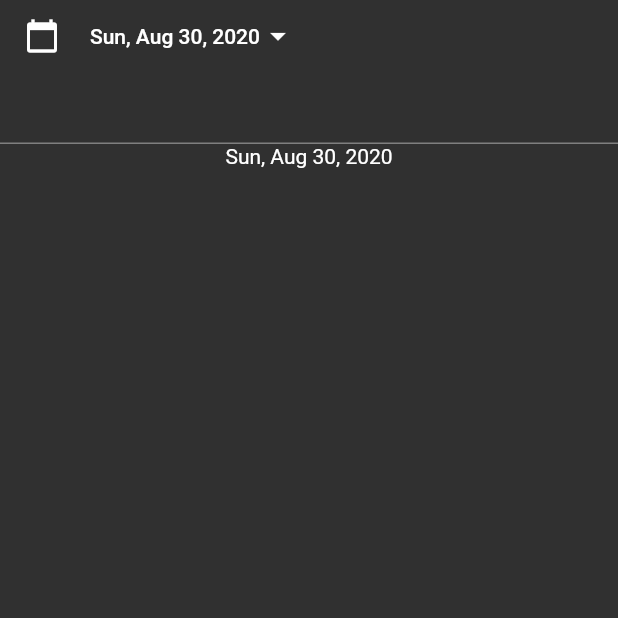
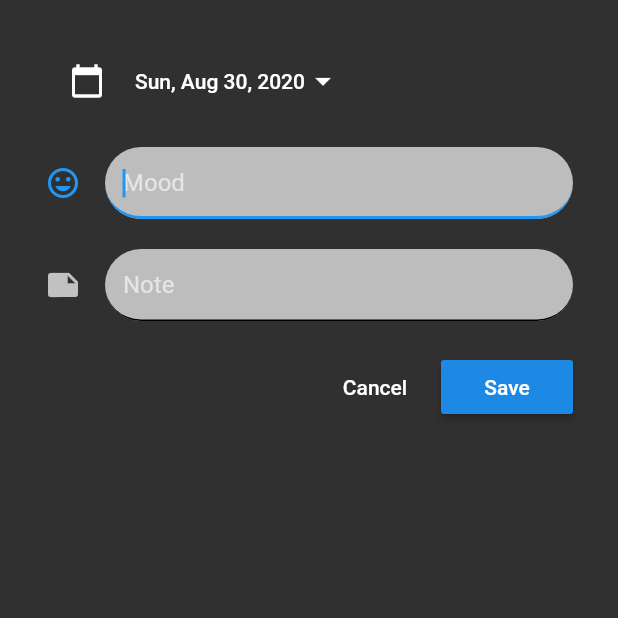
Before and after one commit to SPARSHAGGARWAL17/Flutter, a Flutter app: the EntryPage screen opened directly, on a phone screen of 412 x 824 dp, the top half of it. Run offline on Flutter 3.47's test engine with Material 2 defaults, Android fonts, the phone set to English and light mode, and no system bars; our stand-ins replace image_picker, numberpicker, sqflite; missing offline and left inert: simple_image_crop; accounts and stored records are empty.

Commit message:
entry page added

```diff
--- a/book/chapter_13/lib/entry.dart
+++ b/book/chapter_13/lib/entry.dart
@@ -16,10 +16,13 @@ class Entry extends StatefulWidget {
 }
 
 class _EntryState extends State<Entry> {
+  TextEditingController _moodController = TextEditingController();
+  TextEditingController _noteController = TextEditingController();
   DateTime currentDate;
   @override
   void initState() {
     currentDate = DateTime.now();
+
     super.initState();
   }
 
@@ -43,9 +46,13 @@ class _EntryState extends State<Entry> {
     DateTime _pickedDate;
 
     return Container(
+      padding: EdgeInsets.all(30),
       child: Column(
         children: [
-          FlatButton(
+          Container(
+            alignment: Alignment.centerLeft,
+            width: 500,
+            child: FlatButton(
               onPressed: () async {
                 _pickedDate = await _selectDate(currentDate);
                 setState(() {
@@ -67,10 +74,64 @@ class _EntryState extends State<Entry> {
                 ],
               ),
             ),
+          ),
+          SizedBox(
+            height: 20,
+          ),
           Form(
-            child: TextFormField(),
+            child: Column(
+              children: [
+                TextField(
+                  controller: _moodController,
+                  autofocus: true,
+                  decoration: InputDecoration(
+                    icon: Icon(Icons.mood),
+                    enabledBorder: UnderlineInputBorder(
+                      borderRadius: BorderRadius.circular(30),
                     ),
-          Text(DateFormat.yMMMEd().format(currentDate)),
+                    hintText: 'Mood',
+                    fillColor: Colors.grey[400],
+                    filled: true,
+                    border: UnderlineInputBorder(
+                      borderRadius: BorderRadius.circular(30),
+                    ),
+                  ),
+                ),
+                SizedBox(
+                  height: 20,
+                ),
+                TextField(
+                  controller: _noteController,
+                  autofocus: true,
+                  decoration: InputDecoration(
+                    icon: Icon(Icons.note),
+                    enabledBorder: UnderlineInputBorder(
+                      borderRadius: BorderRadius.circular(30),
+                    ),
+                    hintText: 'Note',
+                    fillColor: Colors.grey[400],
+                    filled: true,
+                    border: UnderlineInputBorder(
+                      borderRadius: BorderRadius.circular(30),
+                    ),
+                  ),
+                ),
+                SizedBox(
+                  height: 20,
+                ),
+                Row(
+                  mainAxisAlignment: MainAxisAlignment.end,
+                  children: [
+                    FlatButton(onPressed: () {}, child: Text('Cancel')),
+                    RaisedButton(
+                      onPressed: () {},
+                      child: Text('Save'),
+                    ),
+                  ],
+                )
+              ],
+            ),
+          ),
         ],
       ),
     );
--- a/book/chapter_13/lib/main.dart
+++ b/book/chapter_13/lib/main.dart
@@ -15,7 +15,7 @@ class MyApp extends StatelessWidget {
         canvasColor: Colors.grey[200],
       ),
       theme: ThemeData.dark(),
-      home: LandingPage(),
+      home: EntryPage(),
     );
   }
 }
```
Lines whose indentation alone changed are shown as unchanged.
